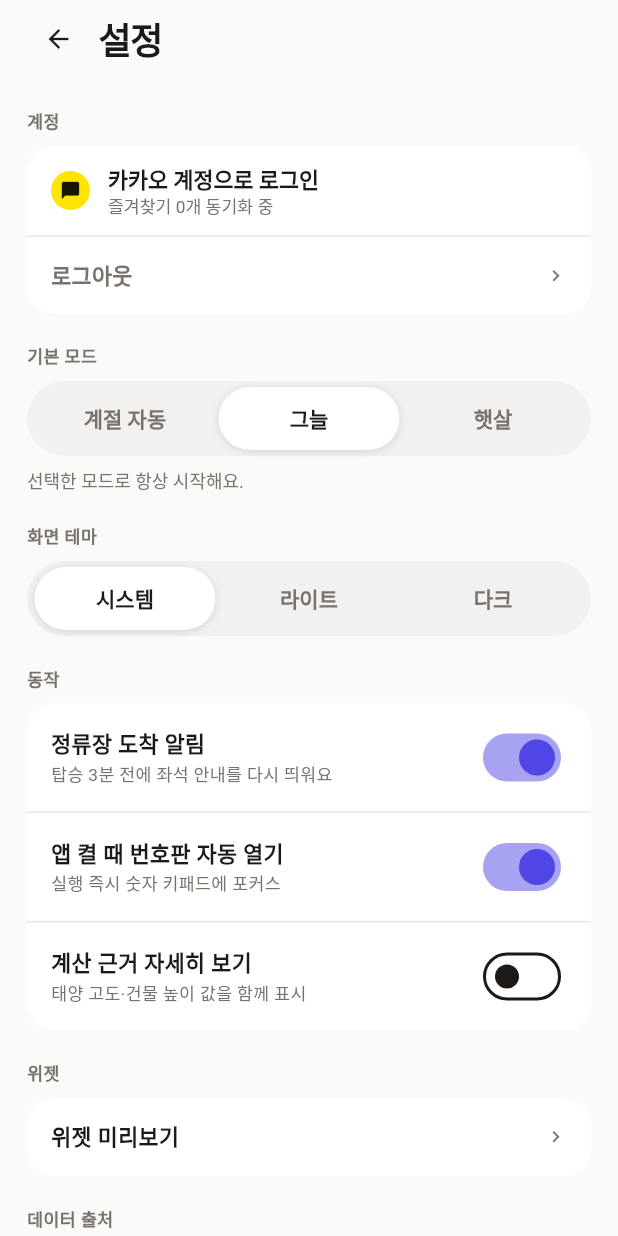
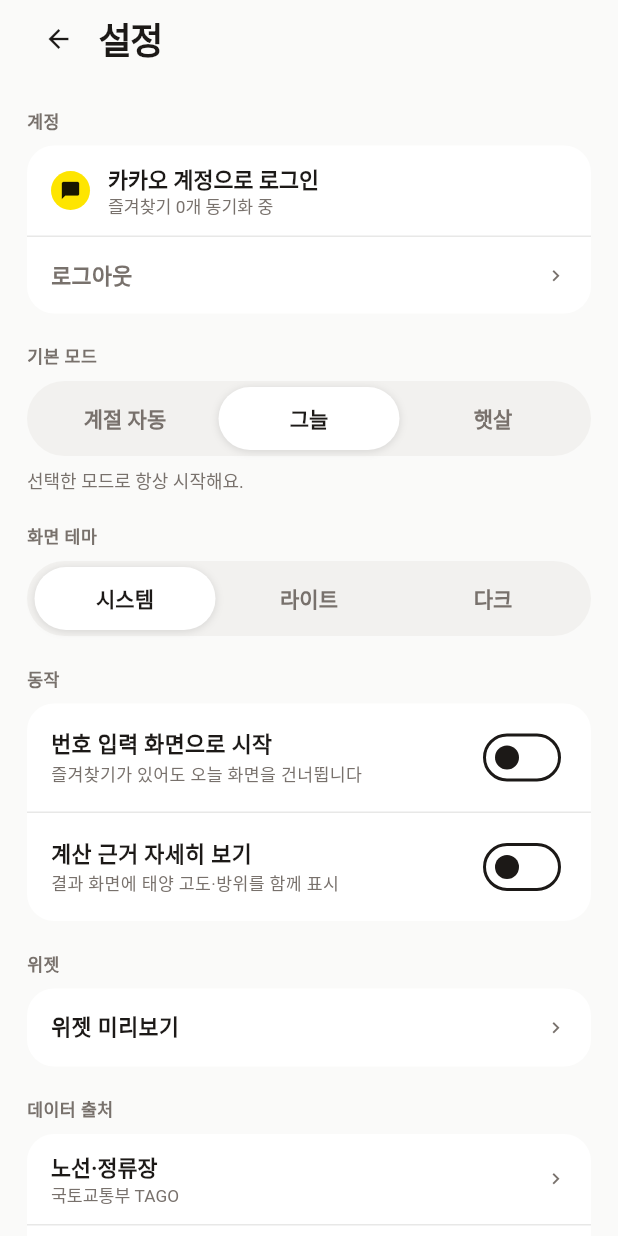
Before and after one commit to kangjungmook/busseat-sun, a Flutter app: the screen it shows after launch, after a tap on "먼저 둘러보기", after a tap on "그늘", after a tap on the "settings" icon, on a phone screen of 412 x 824 dp. Run offline on Flutter 3.47's test engine with Material 3 defaults, Android fonts, the phone set to English and light mode, and no system bars; our stand-ins replace camera, flutter_compass, geolocator, shared_preferences, webview_flutter; missing offline and left inert: kakao_flutter_sdk_user; accounts and stored records are empty; Roboto replaces fonts that are missing (Pretendard); project files that could hold a hidden picture were left out.

Commit message:
Make the settings screen do what it says, and keep it
Every switch under 동작 was inert: nothing read switches[0], [1] or [2]
outside the row that drew them. Theme, mode and season-auto were held
in memory only, so choosing dark and relaunching put you back on the
system theme. Favourites and the route cache were the only things that
survived a restart.

SettingsStore persists theme, season-auto, the mode override and the
two switches, following the FavoritesStore pattern. Corrupt JSON or an
enum name from an older build falls back to defaults rather than
failing to start — losing a preference is better than not opening.

The switches are named fields now instead of list indices, which also
settles what each one does:

- 정류장 도착 알림 is gone. Implementing it needs background location,
  which brings a Play review justification and contradicts the privacy
  policy's "백그라운드에서 위치를 받지 않습니다". Those three move
  together or not at all, and a switch promising it meanwhile is worse
  than no switch.
- 앱 켤 때 번호판 자동 열기 became 번호 입력 화면으로 시작 and skips
  the 오늘 screen. The old subtitle promised focusing a keypad that is
  always on screen. It defaults off so the 오늘 screen stays the path
  for someone with favourites.
- 계산 근거 자세히 보기 now adds the sun's azimuth and altitude to the
  result caption — values already computed, previously just not shown.

Verified in the browser: toggling dark writes the settings key and the
app reloads dark.

CI runs analyze, test and a keyless web build on push and PR, pinned to
Flutter 3.47.2 so a stable release does not turn the badge red on its
own. The keyless build also re-checks that the public bundle carries no
API keys. Badge added to the README.

Co-Authored-By: Claude Opus 5 <noreply@anthropic.com>
Claude-Session: https://claude.ai/code/session_01FMZQcWfF9z6w7AxUpjXoo4

```diff
--- a/lib/screens/result_screen.dart
+++ b/lib/screens/result_screen.dart
@@ -118,7 +118,12 @@ class ResultScreen extends StatelessWidget {
                     // 둘 다 사실이 아니다 — 기상청 API를 부르지 않고, 건물 높이
                     // 데이터도 없다. 앱의 결론이 나오는 화면에서 근거를 지어내면
                     // 사용자가 이 답을 실제보다 더 믿게 된다.
-                    '태양 위치 ${comp.timeLabel} 기준 · 직사광 기준(건물 그림자 미반영) · ${comp.spanLabel} 구간',
+                    // 설정의 '계산 근거 자세히 보기'가 실제로 붙는 자리.
+                    // 켜면 이 답이 어느 태양 위치에서 나왔는지를 숫자로 보여준다.
+                    state.showCalcDetail
+                        ? '태양 ${comp.azimuthLong} · 고도 ${comp.altitudeDeg.round()}° · '
+                            '${comp.timeLabel} 기준 · 직사광 기준(건물 그림자 미반영) · ${comp.spanLabel} 구간'
+                        : '태양 위치 ${comp.timeLabel} 기준 · 직사광 기준(건물 그림자 미반영) · ${comp.spanLabel} 구간',
                     style: TextStyle(fontFamily: AppTextStyles.family, fontSize: 10.5, color: palette.textMuted),
                   ),
                 ],
--- a/lib/screens/settings_screen.dart
+++ b/lib/screens/settings_screen.dart
@@ -115,11 +115,25 @@ class SettingsScreen extends StatelessWidget {
               decoration: BoxDecoration(color: palette.surfaceColor, borderRadius: BorderRadius.circular(18)),
               child: Column(
                 children: [
-                  _SwitchRow(title: '정류장 도착 알림', subtitle: '탑승 3분 전에 좌석 안내를 다시 띄워요', value: state.switches[0], onTap: () => state.toggleSwitch(0), palette: palette),
+                  // '정류장 도착 알림' 행은 지웠다. 켜도 아무 일이 없었고,
+                  // 제대로 만들려면 백그라운드 위치 권한이 필요해 범위가 크다
+                  // (개인정보처리방침의 "백그라운드에서 위치를 받지 않습니다"도
+                  // 같이 바뀐다). 없는 기능을 스위치로 약속해두느니 뺀다.
+                  _SwitchRow(
+                    title: '번호 입력 화면으로 시작',
+                    subtitle: '즐겨찾기가 있어도 오늘 화면을 건너뜁니다',
+                    value: state.startOnKeypad,
+                    onTap: state.toggleStartOnKeypad,
+                    palette: palette,
+                  ),
                   Container(height: 1, color: palette.line),
-                  _SwitchRow(title: '앱 켤 때 번호판 자동 열기', subtitle: '실행 즉시 숫자 키패드에 포커스', value: state.switches[1], onTap: () => state.toggleSwitch(1), palette: palette),
-                  Container(height: 1, color: palette.line),
-                  _SwitchRow(title: '계산 근거 자세히 보기', subtitle: '태양 고도·건물 높이 값을 함께 표시', value: state.switches[2], onTap: () => state.toggleSwitch(2), palette: palette),
+                  _SwitchRow(
+                    title: '계산 근거 자세히 보기',
+                    subtitle: '결과 화면에 태양 고도·방위를 함께 표시',
+                    value: state.showCalcDetail,
+                    onTap: state.toggleCalcDetail,
+                    palette: palette,
+                  ),
                 ],
               ),
             ),
--- /dev/null
+++ b/lib/services/settings_store.dart
@@ -0,0 +1,84 @@
+import 'dart:convert';
+
+import 'package:shared_preferences/shared_preferences.dart';
+
+import '../theme/tokens.dart';
+
+/// 앱 설정 로컬 저장.
+///
+/// 예전에는 테마·모드·스위치가 전부 [AppState]의 메모리 변수라서, **다크모드로
+/// 고정해도 앱을 껐다 켜면 시스템 설정으로 돌아갔습니다.** 저장되는 건
+/// 즐겨찾기와 노선 캐시뿐이었습니다.
+///
+/// 계정이 아니라 기기에 저장합니다 — 이 앱은 서버가 없습니다.
+class AppSettings {
+  final AppThemePref themePref;
+
+  /// 계절에 따라 그늘/햇살 모드를 자동으로 고를지.
+  final bool seasonAuto;
+
+  /// 사용자가 직접 고른 모드. [seasonAuto]가 false일 때만 의미가 있습니다.
+  final SunMode? modeOverride;
+
+  /// 앱을 켤 때 '오늘' 화면 대신 번호 입력 화면으로 시작할지.
+  final bool startOnKeypad;
+
+  /// 결과 화면에 태양 고도·방위 값을 함께 보여줄지.
+  final bool showCalcDetail;
+
+  const AppSettings({
+    this.themePref = AppThemePref.system,
+    this.seasonAuto = true,
+    this.modeOverride,
+    this.startOnKeypad = false,
+    this.showCalcDetail = false,
+  });
+}
+
+class SettingsStore {
+  static const _key = 'sunseat_settings_v1';
+
+  static Future<AppSettings> load() async {
+    final prefs = await SharedPreferences.getInstance();
+    final raw = prefs.getString(_key);
+    if (raw == null || raw.isEmpty) return const AppSettings();
+
+    try {
+      final m = jsonDecode(raw) as Map<String, dynamic>;
+      return AppSettings(
+        themePref: _enumByName(AppThemePref.values, m['themePref']) ?? AppThemePref.system,
+        seasonAuto: m['seasonAuto'] as bool? ?? true,
+        modeOverride: _enumByName(SunMode.values, m['modeOverride']),
+        startOnKeypad: m['startOnKeypad'] as bool? ?? false,
+        showCalcDetail: m['showCalcDetail'] as bool? ?? false,
+      );
+    } catch (_) {
+      // 저장 형식이 바뀌었거나 값이 깨졌으면 기본값으로 시작한다.
+      // 설정 하나 때문에 앱이 안 뜨는 것보다 낫다.
+      return const AppSettings();
+    }
+  }
+
+  static Future<void> save(AppSettings s) async {
+    final prefs = await SharedPreferences.getInstance();
+    await prefs.setString(
+      _key,
+      jsonEncode({
+        'themePref': s.themePref.name,
+        'seasonAuto': s.seasonAuto,
+        'modeOverride': s.modeOverride?.name,
+        'startOnKeypad': s.startOnKeypad,
+        'showCalcDetail': s.showCalcDetail,
+      }),
+    );
+  }
+
+  /// 이름으로 enum 찾기. 모르는 이름(예전 버전이 쓰던 값)이면 null.
+  static T? _enumByName<T extends Enum>(List<T> values, Object? name) {
+    if (name is! String) return null;
+    for (final v in values) {
+      if (v.name == name) return v;
+    }
+    return null;
+  }
+}
--- a/lib/state/app_state.dart
+++ b/lib/state/app_state.dart
@@ -13,6 +13,7 @@ import '../services/kakao_auth_service.dart';
 import '../services/kakao_local_service.dart';
 import '../services/location_service.dart';
 import '../services/route_cache.dart';
+import '../services/settings_store.dart';
 import '../services/tago_route_repository.dart';
 import '../services/tago_station_service.dart';
 import '../theme/tokens.dart';
@@ -73,8 +74,19 @@ class AppState extends ChangeNotifier {
   bool favSheetOpen = false;
   String favLabel = '퇴근';
 
-  // 동작 스위치: [정류장 도착 알림, 앱 켤 때 키패드 자동 열기, 계산 근거 자세히]
-  List<bool> switches = [true, true, false];
+  // 동작 스위치.
+  //
+  // 예전에는 `List<bool> switches = [true, true, false]`였고 **셋 다 어디에서도
+  // 읽히지 않았습니다** — 설정 화면이 켜고 끄는 시늉만 했습니다. 그중
+  // '정류장 도착 알림'은 백그라운드 위치 권한이 필요해 범위가 커서 행을 지웠고,
+  // 나머지 둘은 실제로 동작하게 만들면서 인덱스 대신 이름을 붙였습니다.
+
+  /// 앱을 켤 때 '오늘' 화면 대신 번호 입력 화면으로 시작한다.
+  /// (기본값 false — 즐겨찾기가 있으면 '오늘' 화면이 이 앱의 3초 경로입니다.)
+  bool startOnKeypad = false;
+
+  /// 결과 화면에 태양 고도·방위 값을 함께 보여준다.
+  bool showCalcDetail = false;
 
   // 방면 선택 바텀시트
   bool dirPickerOpen = false;
@@ -136,8 +148,32 @@ class AppState extends ChangeNotifier {
     final now = DateTime.now();
     minutes = (now.hour * 60 + now.minute).clamp(0, 1439);
     KakaoAuthService.init();
+    _loadSettings();
     _loadFavorites();
     _loadRouteCache();
+  }
+
+  /// 저장된 설정 복원. 앱이 뜬 직후 비동기로 들어오므로 첫 프레임은 기본값으로
+  /// 그려졌다가 곧 바뀝니다 — 테마가 한 번 깜빡일 수 있지만, 설정을 기다리느라
+  /// 스플래시를 늘리는 것보다 낫습니다.
+  Future<void> _loadSettings() async {
+    final s = await SettingsStore.load();
+    themePref = s.themePref;
+    seasonAuto = s.seasonAuto;
+    modeOverride = s.modeOverride;
+    startOnKeypad = s.startOnKeypad;
+    showCalcDetail = s.showCalcDetail;
+    notifyListeners();
+  }
+
+  void _saveSettings() {
+    unawaited(SettingsStore.save(AppSettings(
+      themePref: themePref,
+      seasonAuto: seasonAuto,
+      modeOverride: modeOverride,
+      startOnKeypad: startOnKeypad,
+      showCalcDetail: showCalcDetail,
+    )));
   }
 
   Future<void> _loadFavorites() async {
@@ -270,7 +306,10 @@ class AppState extends ChangeNotifier {
   }
 
   void _enterAfterLogin() {
-    screen = favorites.isNotEmpty ? AppScreen.today : AppScreen.home;
+    // 즐겨찾기가 있으면 '오늘' 화면이 기본 — 그게 이 앱이 말하는 3초 경로다.
+    // 설정에서 끄면 언제나 번호 입력 화면으로 연다.
+    final useToday = favorites.isNotEmpty && !startOnKeypad;
+    screen = useToday ? AppScreen.today : AppScreen.home;
     notifyListeners();
   }
 
@@ -411,12 +450,14 @@ class AppState extends ChangeNotifier {
   void setMode(SunMode mode) {
     modeOverride = mode;
     seasonAuto = false;
+    _saveSettings();
     notifyListeners();
   }
 
   void setSeasonAuto() {
     seasonAuto = true;
     modeOverride = null;
+    _saveSettings();
     notifyListeners();
   }
 
@@ -426,11 +467,19 @@ class AppState extends ChangeNotifier {
 
   void setThemePref(AppThemePref pref) {
     themePref = pref;
+    _saveSettings();
     notifyListeners();
   }
 
-  void toggleSwitch(int i) {
-    switches[i] = !switches[i];
+  void toggleStartOnKeypad() {
+    startOnKeypad = !startOnKeypad;
+    _saveSettings();
+    notifyListeners();
+  }
+
+  void toggleCalcDetail() {
+    showCalcDetail = !showCalcDetail;
+    _saveSettings();
     notifyListeners();
   }
 
```
Also changed, not shown: 5 other files.
